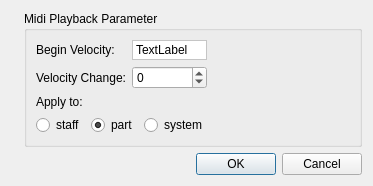
Before: the Qt Designer form mscore/mscore/hairpinproperties.ui in musescore/musescore-old, drawn with Qt 5.
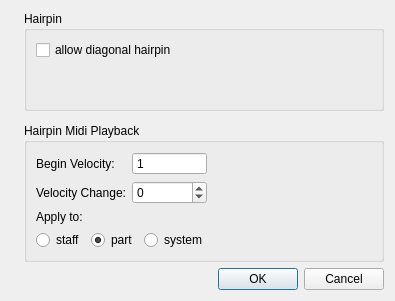
After: the same form once the commit is applied. Icons and pictures are not drawn.

Commit message: diagonal hairpins

```diff
--- a/mscore/mscore/hairpinproperties.ui
+++ b/mscore/mscore/hairpinproperties.ui
@@ -6,151 +6,76 @@
    <rect>
     <x>0</x>
     <y>0</y>
-    <width>373</width>
-    <height>172</height>
+    <width>395</width>
+    <height>282</height>
    </rect>
   </property>
   <property name="windowTitle">
    <string>Crescendo/Decrescendo Properties</string>
   </property>
   <layout class="QGridLayout" name="gridLayout">
-   <item row="0" column="0" rowspan="2">
-    <widget class="QLabel" name="label_3">
-     <property name="sizePolicy">
-      <sizepolicy hsizetype="Fixed" vsizetype="Ignored">
-       <horstretch>0</horstretch>
-       <verstretch>0</verstretch>
-      </sizepolicy>
+   <item row="3" column="1">
+    <widget class="QDialogButtonBox" name="buttonBox">
+     <property name="orientation">
+      <enum>Qt::Horizontal</enum>
      </property>
-     <property name="text">
-      <string/>
-     </property>
-     <property name="pixmap">
-      <pixmap resource="mscore.qrc">:/data/bg1.jpg</pixmap>
+     <property name="standardButtons">
+      <set>QDialogButtonBox::Cancel|QDialogButtonBox::Ok</set>
      </property>
     </widget>
    </item>
    <item row="0" column="1">
+    <widget class="QGroupBox" name="groupBox_2">
+     <property name="minimumSize">
+      <size>
+       <width>0</width>
+       <height>100</height>
+      </size>
+     </property>
+     <property name="title">
+      <string>Hairpin</string>
+     </property>
+     <layout class="QVBoxLayout" name="verticalLayout">
+      <item>
+       <widget class="QCheckBox" name="diagonal">
+        <property name="text">
+         <string>allow diagonal hairpin</string>
+        </property>
+       </widget>
+      </item>
+      <item>
+       <spacer name="verticalSpacer_3">
+        <property name="orientation">
+         <enum>Qt::Vertical</enum>
+        </property>
+        <property name="sizeHint" stdset="0">
+         <size>
+          <width>20</width>
+          <height>40</height>
+         </size>
+        </property>
+       </spacer>
+      </item>
+     </layout>
+    </widget>
+   </item>
+   <item row="2" column="1">
     <widget class="QGroupBox" name="groupBox">
      <property name="title">
-      <string>Midi Playback Parameter</string>
+      <string>Hairpin Midi Playback</string>
      </property>
      <property name="flat">
       <bool>false</bool>
      </property>
      <layout class="QGridLayout" name="gridLayout_2">
-      <item row="0" column="0">
-       <widget class="QLabel" name="label">
-        <property name="text">
-         <string>Begin Velocity:</string>
-        </property>
-       </widget>
-      </item>
-      <item row="0" column="1">
-       <widget class="QLabel" name="beginVelocity">
-        <property name="palette">
-         <palette>
-          <active>
-           <colorrole role="Base">
-            <brush brushstyle="SolidPattern">
-             <color alpha="255">
-              <red>255</red>
-              <green>255</green>
-              <blue>255</blue>
-             </color>
-            </brush>
-           </colorrole>
-           <colorrole role="Window">
-            <brush brushstyle="SolidPattern">
-             <color alpha="255">
-              <red>255</red>
-              <green>255</green>
-              <blue>255</blue>
-             </color>
-            </brush>
-           </colorrole>
-          </active>
-          <inactive>
-           <colorrole role="Base">
-            <brush brushstyle="SolidPattern">
-             <color alpha="255">
-              <red>255</red>
-              <green>255</green>
-              <blue>255</blue>
-             </color>
-            </brush>
-           </colorrole>
-           <colorrole role="Window">
-            <brush brushstyle="SolidPattern">
-             <color alpha="255">
-              <red>255</red>
-              <green>255</green>
-              <blue>255</blue>
-             </color>
-            </brush>
-           </colorrole>
-          </inactive>
-          <disabled>
-           <colorrole role="Base">
-            <brush brushstyle="SolidPattern">
-             <color alpha="255">
-              <red>255</red>
-              <green>255</green>
-              <blue>255</blue>
-             </color>
-            </brush>
-           </colorrole>
-           <colorrole role="Window">
-            <brush brushstyle="SolidPattern">
-             <color alpha="255">
-              <red>255</red>
-              <green>255</green>
-              <blue>255</blue>
-             </color>
-            </brush>
-           </colorrole>
-          </disabled>
-         </palette>
-        </property>
-        <property name="autoFillBackground">
-         <bool>true</bool>
-        </property>
-        <property name="frameShape">
-         <enum>QFrame::StyledPanel</enum>
-        </property>
-        <property name="frameShadow">
-         <enum>QFrame::Sunken</enum>
-        </property>
-        <property name="text">
-         <string>TextLabel</string>
-        </property>
-       </widget>
-      </item>
-      <item row="1" column="0">
+      <item row="2" column="0">
        <widget class="QLabel" name="label2">
         <property name="text">
          <string>Velocity Change:</string>
         </property>
        </widget>
       </item>
-      <item row="1" column="1">
-       <widget class="QSpinBox" name="veloChange">
-        <property name="minimum">
-         <number>-127</number>
-        </property>
-        <property name="maximum">
-         <number>127</number>
-        </property>
-       </widget>
-      </item>
-      <item row="3" column="0" colspan="2">
-       <widget class="QLabel" name="label_2">
-        <property name="text">
-         <string>Apply to:</string>
-        </property>
-       </widget>
-      </item>
-      <item row="4" column="0" colspan="2">
+      <item row="5" column="0" colspan="3">
        <layout class="QHBoxLayout" name="horizontalLayout">
         <item>
          <widget class="QRadioButton" name="staffButton">
@@ -181,7 +106,7 @@
         </item>
        </layout>
       </item>
-      <item row="0" column="2">
+      <item row="1" column="3">
        <spacer name="horizontalSpacer">
         <property name="orientation">
          <enum>Qt::Horizontal</enum>
@@ -194,20 +119,14 @@
         </property>
        </spacer>
       </item>
-      <item row="5" column="0">
-       <spacer name="verticalSpacer">
-        <property name="orientation">
-         <enum>Qt::Vertical</enum>
+      <item row="4" column="0" colspan="3">
+       <widget class="QLabel" name="label_2">
+        <property name="text">
+         <string>Apply to:</string>
         </property>
-        <property name="sizeHint" stdset="0">
-         <size>
-          <width>20</width>
-          <height>40</height>
-         </size>
-        </property>
-       </spacer>
+       </widget>
       </item>
-      <item row="2" column="0">
+      <item row="3" column="0">
        <spacer name="verticalSpacer_2">
         <property name="orientation">
          <enum>Qt::Vertical</enum>
@@ -220,16 +139,68 @@
         </property>
        </spacer>
       </item>
+      <item row="1" column="0">
+       <widget class="QLabel" name="label">
+        <property name="text">
+         <string>Begin Velocity:</string>
+        </property>
+       </widget>
+      </item>
+      <item row="6" column="0">
+       <spacer name="verticalSpacer">
+        <property name="orientation">
+         <enum>Qt::Vertical</enum>
+        </property>
+        <property name="sizeHint" stdset="0">
+         <size>
+          <width>20</width>
+          <height>40</height>
+         </size>
+        </property>
+       </spacer>
+      </item>
+      <item row="1" column="1" colspan="2">
+       <widget class="QSpinBox" name="beginVelocity">
+        <property name="readOnly">
+         <bool>true</bool>
+        </property>
+        <property name="buttonSymbols">
+         <enum>QAbstractSpinBox::NoButtons</enum>
+        </property>
+        <property name="minimum">
+         <number>1</number>
+        </property>
+        <property name="maximum">
+         <number>127</number>
+        </property>
+       </widget>
+      </item>
+      <item row="2" column="1" colspan="2">
+       <widget class="QSpinBox" name="veloChange">
+        <property name="minimum">
+         <number>-127</number>
+        </property>
+        <property name="maximum">
+         <number>127</number>
+        </property>
+       </widget>
+      </item>
      </layout>
     </widget>
    </item>
-   <item row="1" column="1">
-    <widget class="QDialogButtonBox" name="buttonBox">
-     <property name="orientation">
-      <enum>Qt::Horizontal</enum>
+   <item row="0" column="0" rowspan="4">
+    <widget class="QLabel" name="label_3">
+     <property name="sizePolicy">
+      <sizepolicy hsizetype="Fixed" vsizetype="Ignored">
+       <horstretch>0</horstretch>
+       <verstretch>0</verstretch>
+      </sizepolicy>
      </property>
-     <property name="standardButtons">
-      <set>QDialogButtonBox::Cancel|QDialogButtonBox::Ok</set>
+     <property name="text">
+      <string/>
+     </property>
+     <property name="pixmap">
+      <pixmap resource="mscore.qrc">:/data/bg1.jpg</pixmap>
      </property>
     </widget>
    </item>
```
The commit also changes 49 other files.
